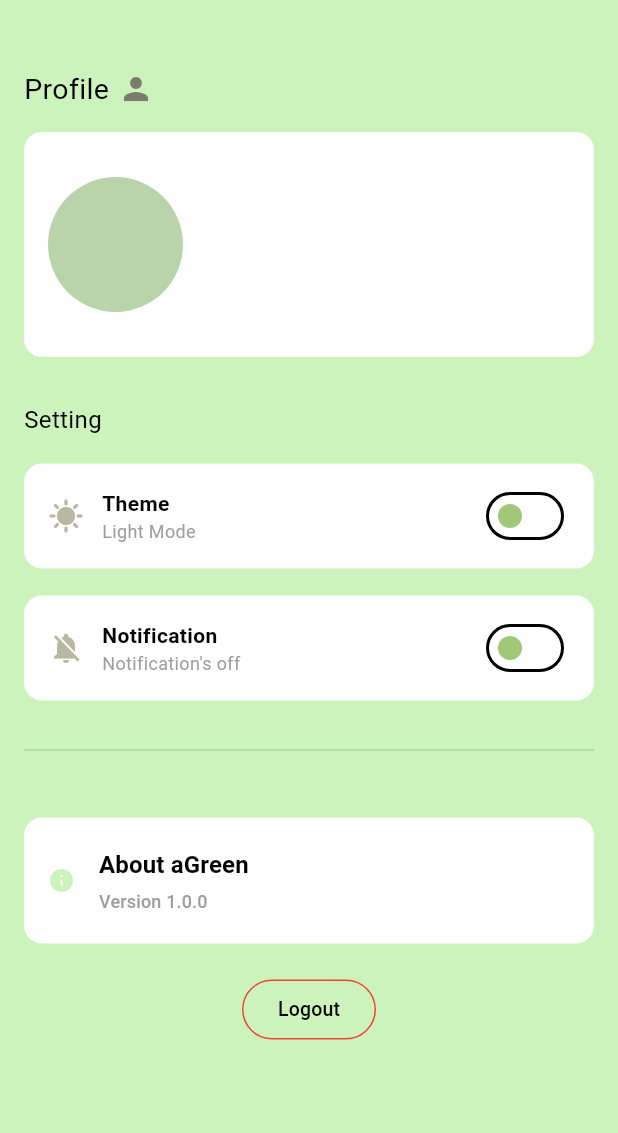
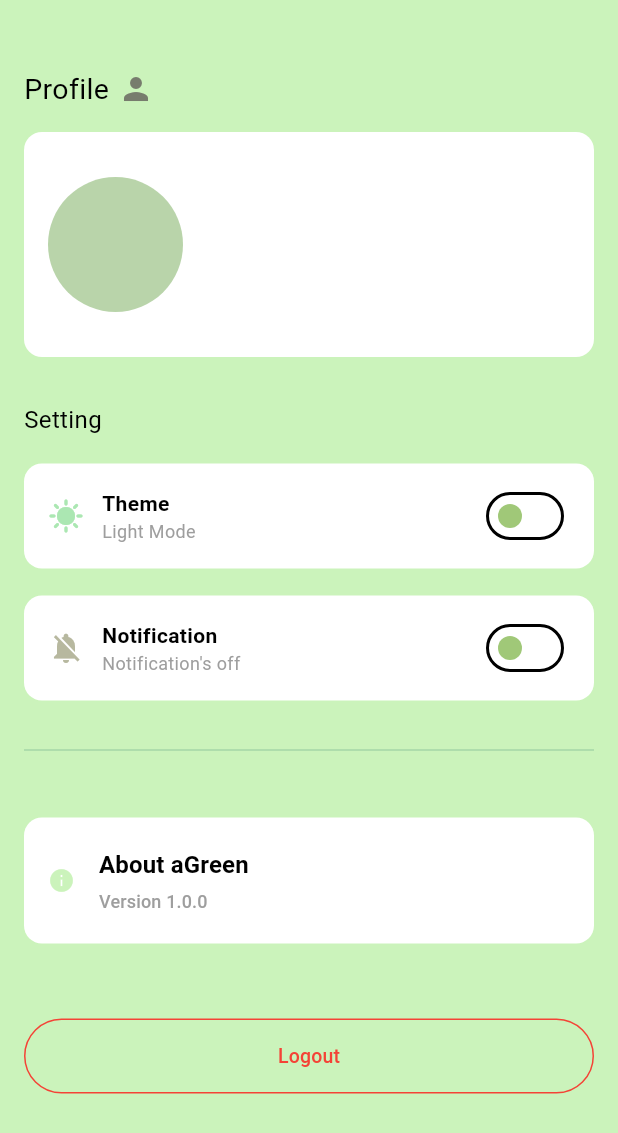
Before and after one commit to andraaae/a_green, a Flutter app: the ProfileAgreen screen opened directly, on a phone screen of 412 x 824 dp. Shown: the top 1133 px of the screen. Run offline on Flutter 3.47's test engine with Material 3 defaults, Android fonts, the phone set to English and light mode, and no system bars; our stand-ins replace fluttertoast, shared_preferences, sqflite; accounts and stored records are empty.

Commit message:
insyaaAllah selesai

```diff
--- a/lib/aGreen/view/profile_agreen.dart
+++ b/lib/aGreen/view/profile_agreen.dart
@@ -118,8 +118,8 @@ class _ProfileAgreenState extends State<ProfileAgreen> {
                 child: Row(
                   children: [
                     Icon(
-                      isOn ? Icons.dark_mode : Icons.sunny,
-                      color: isOn ? Color(0xffABE7B2) : Color(0xffB7B89F),
+                      themeProvider.isDarkMode ? Icons.dark_mode : Icons.sunny,
+                      color: themeProvider.isDarkMode ? Color(0xffB7B89F) : Color(0xffABE7B2),
                     ),
                     SizedBox(width: 12),
                     Expanded(
@@ -135,7 +135,7 @@ class _ProfileAgreenState extends State<ProfileAgreen> {
                             ),
                           ),
                           Text(
-                            isOn ? 'Dark Mode' : 'Light Mode',
+                            themeProvider.isDarkMode ? 'Dark Mode' : 'Light Mode',
                             style: TextStyle(color: Colors.grey, fontSize: 12),
                           ),
                         ],
@@ -263,13 +263,14 @@ class _ProfileAgreenState extends State<ProfileAgreen> {
                   ),
                 ),
               ),
-              SizedBox(height: 20),
+              SizedBox(height: 50),
               Center(
                 child: ElevatedButton(
                   style: ElevatedButton.styleFrom(
                     backgroundColor: Colors.transparent,
                     shadowColor: Colors.transparent,
                     elevation: 0,
+                    minimumSize: Size(500, 50),
                     side: BorderSide(color: Colors.red),
                   ),
                   onPressed: () {
@@ -280,7 +281,7 @@ class _ProfileAgreenState extends State<ProfileAgreen> {
                   },
                   child: Text(
                     "Logout",
-                    style: TextStyle(color: Colors.black, fontSize: 13),
+                    style: TextStyle(color: Colors.red, fontSize: 13),
                   ),
                 ),
               ),
--- a/lib/main.dart
+++ b/lib/main.dart
@@ -8,6 +8,7 @@ import 'package:a_green/aGreen/view/login_agreen.dart';
 import 'package:a_green/aGreen/view/profile_agreen.dart';
 import 'package:a_green/aGreen/view/register_agreen.dart';
 import 'package:a_green/aGreen/view/reminder_agreen.dart';
+import 'package:a_green/aGreen/view/splash_screen.dart';
 import 'package:a_green/aGreen/view/welcome_page.dart';
 import 'package:a_green/theme/theme_provider.dart';
 import 'package:flutter/material.dart';
@@ -35,7 +36,7 @@ class MyApp extends StatelessWidget {
     return MaterialApp(
       title: 'Flutter Demo',
       theme: themeProvider.currentTheme,
-      home: LoginAgreen(),
+      home: SplashScreen(),
     );
   }
 }
```
Also changed, not shown: lib/aGreen/view/home_page_agreen.dart (+4 -4 lines), lib/aGreen/view/splash_screen.dart (+34 -9 lines).
